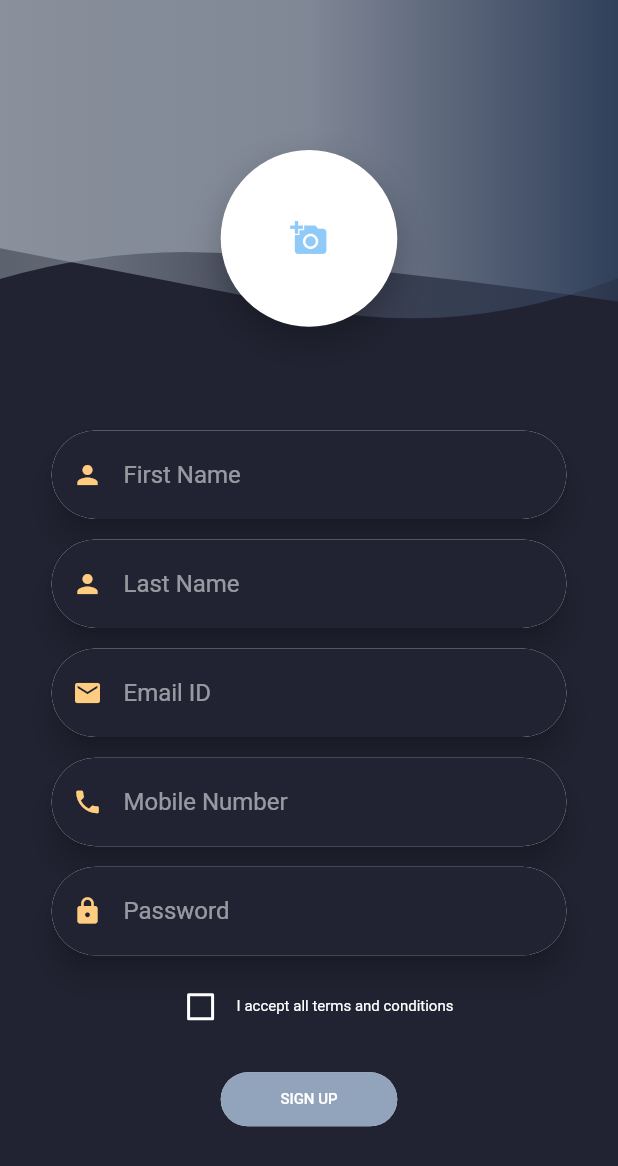
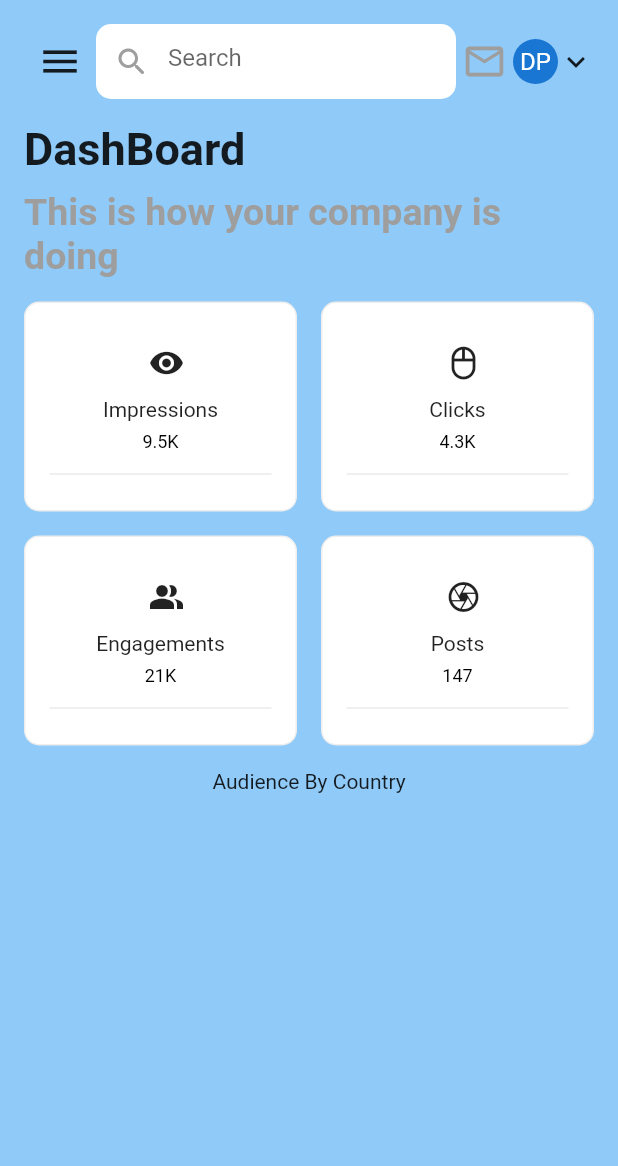
Before and after one commit to Mazhar1117/weblytical_app, a Flutter app: the SignUpPage screen opened directly, after a tap on "SIGN UP", on a phone screen of 412 x 824 dp. Shown: the top 1166 px of the screen. Run offline on Flutter 3.47's test engine with Material 2 defaults, Android fonts, the phone set to English and light mode, and no system bars.

Commit message:
adding dashboard

```diff
--- a/lib/constants/constants.dart
+++ b/lib/constants/constants.dart
@@ -2,19 +2,38 @@ import 'package:flutter/material.dart';
 
 const firstGradient = LinearGradient(
   colors: [
-    Color(0xff98A0AB),
-    Color(0xff484F5F),
-    Color(0xff303E59),
+    // Color(0xff98A0AB),
+    // Color(0xff484F5F),
+    // Color(0xff303E59),
+    Color(0xffa2d2f8),
+    Color(0xffbee0fb),
+    Color(0xffeef7fe),
   ],
 );
 const secondGradient = LinearGradient(
   colors: [
-    Color(0xff98A0AB),
-    Color(0xffC1C9D6),
-    Color(0xff354866),
+    // Color(0xff98A0AB),
+    // Color(0xffC1C9D6),
+    // Color(0xff354866),
+    Color(0xffa3d1f6),
+    Color(0xffc6e2f8),
+    Color(0xfff5f8fa),
   ],
 );
+const buttonColor = Color(0xff90caf8);
+const appColor = Color(0xff0067ff);
 const textColor = Colors.white;
-const backgroundColor = Color(0xff212332);
+const contrastColor = Colors.black;
+const backgroundColor = Color(0xfffafafa);
+const buttonDecoration = BoxDecoration(
+  borderRadius: BorderRadius.all(
+    Radius.circular(20.0),
+  ),
+  color: buttonColor,
+);
+const defaultPadding = 16.0;
+
 const String SIGN_IN = 'signin';
 const String SIGN_UP = 'signup';
+const String DASHBOARD = 'dashboard';
+const String HOME = 'home';
--- /dev/null
+++ b/lib/models/stats_model.dart
@@ -0,0 +1,38 @@
+import 'package:flutter/material.dart';
+import 'package:ui/constants/constants.dart';
+
+class StatsInfo {
+  final String? title, totalCount;
+  final Icon? icon;
+  // final int? numOfFiles, percentage;
+  // final Color? color;
+
+  StatsInfo({
+    this.icon,
+    this.title,
+    this.totalCount,
+  });
+}
+
+List demoMyFiles = [
+  StatsInfo(
+    title: "Impressions",
+    icon: Icon(Icons.remove_red_eye),
+    totalCount: "9.5K",
+  ),
+  StatsInfo(
+    title: "Clicks",
+    icon: Icon(Icons.mouse_outlined),
+    totalCount: "4.3K",
+  ),
+  StatsInfo(
+    title: "Engagements",
+    icon: Icon(Icons.people_alt),
+    totalCount: "21K",
+  ),
+  StatsInfo(
+    title: "Posts",
+    icon: Icon(Icons.camera_outlined),
+    totalCount: "147",
+  ),
+];
--- /dev/null
+++ b/lib/ui/screens/dashboard.dart
@@ -0,0 +1,44 @@
+import 'package:flutter/material.dart';
+import 'package:ui/constants/constants.dart';
+import 'package:ui/ui/widgets/audience.dart';
+import 'package:ui/ui/widgets/header.dart';
+import 'package:ui/ui/widgets/stats.dart';
+import 'package:ui/utils/responsive.dart';
+
+class DashBoardScreen extends StatelessWidget {
+  const DashBoardScreen({Key? key}) : super(key: key);
+
+  @override
+  Widget build(BuildContext context) {
+    return SafeArea(
+      child: SingleChildScrollView(
+        padding: const EdgeInsets.all(defaultPadding),
+        child: Column(
+          children: [
+           const  Header(),
+            const SizedBox(height: defaultPadding),
+            Row(
+              crossAxisAlignment: CrossAxisAlignment.start,
+              children: [
+                Expanded(
+                  flex: 5,
+                  child: Column(
+                    children: [
+                     const Stats(),
+                      const SizedBox(height: defaultPadding),
+                      const Audience(),
+                      if (Responsive.isMobile(context))
+                      const SizedBox(height: defaultPadding),
+                    ],
+                  ),
+                ),
+                if (!Responsive.isMobile(context))
+                  const SizedBox(width: defaultPadding),
+              ],
+            )
+          ],
+        ),
+      ),
+    );
+  }
+}
--- /dev/null
+++ b/lib/ui/screens/home.dart
@@ -0,0 +1,40 @@
+import 'package:flutter/material.dart';
+import 'package:ui/constants/constants.dart';
+import 'package:ui/ui/widgets/side_menu.dart';
+import 'package:ui/utils/menu_controller.dart';
+import 'package:ui/utils/responsive.dart';
+import 'package:provider/provider.dart';
+
+import 'dashboard.dart';
+
+class Home extends StatelessWidget {
+  const Home({Key? key}) : super(key: key);
+
+  @override
+  Widget build(BuildContext context) {
+    return Scaffold(
+      backgroundColor: buttonColor,
+      key: context.read<MenuController>().scaffoldKey,
+      drawer: const SideMenu(),
+      body: SafeArea(
+        child: Row(
+          crossAxisAlignment: CrossAxisAlignment.start,
+          children: [
+            // We want this side menu only for large screen
+            if (Responsive.isDesktop(context))
+              const Expanded(
+                // default flex = 1
+                // and it takes 1/6 part of the screen
+                child: SideMenu(),
+              ),
+            const Expanded(
+              // It takes 5/6 part of the screen
+              flex: 5,
+              child: DashBoardScreen(),
+            ),
+          ],
+        ),
+      ),
+    );
+  }
+}
--- a/lib/ui/signup.dart
+++ b/lib/ui/screens/signup.dart
@@ -1,5 +1,7 @@
 import 'package:flutter/material.dart';
 import 'package:ui/constants/constants.dart';
+import 'package:ui/ui/screens/dashboard.dart';
+import 'package:ui/ui/widgets/custom_button.dart';
 import 'package:ui/ui/widgets/custom_shape.dart';
 import 'package:ui/ui/widgets/responsive_ui.dart';
 import 'package:ui/ui/widgets/textformfield.dart';
@@ -33,7 +35,7 @@ class _SignUpScreenState extends State<SignUpScreen> {
   TextEditingController emailController = TextEditingController();
   TextEditingController passwordController = TextEditingController();
   TextEditingController fNameController = TextEditingController();
-  TextEditingController lNameController = TextEditingController();
+  TextEditingController cityController = TextEditingController();
   TextEditingController contactController = TextEditingController();
   final GlobalKey<FormState> _key = GlobalKey();
   // Validator validator = Validator();
@@ -59,7 +61,15 @@ class _SignUpScreenState extends State<SignUpScreen> {
               form(),
               acceptTermsTextRow(),
               SizedBox(height: _height / 60),
-              button(),
+              CustomButton(
+                large: _large,
+                width: _width,
+                medium: _medium,
+                text: 'SIGN UP',
+                onPressed: () {
+                  Navigator.of(context).pushNamed(HOME);
+                },
+              ),
               SizedBox(height: _height / 7),
             ],
           ),
@@ -79,9 +89,7 @@ class _SignUpScreenState extends State<SignUpScreen> {
               height: _large
                   ? _height / 4
                   : (_medium ? _height / 3.75 : _height / 3.5),
-              decoration: const BoxDecoration(
-                gradient: firstGradient
-              ),
+              decoration: const BoxDecoration(gradient: firstGradient),
             ),
           ),
         ),
@@ -93,9 +101,7 @@ class _SignUpScreenState extends State<SignUpScreen> {
               height: _large
                   ? _height / 4.5
                   : (_medium ? _height / 4.25 : _height / 4),
-              decoration: const BoxDecoration(
-                gradient: secondGradient
-              ),
+              decoration: const BoxDecoration(gradient: secondGradient),
             ),
           ),
         ),
@@ -147,7 +153,7 @@ class _SignUpScreenState extends State<SignUpScreen> {
           children: <Widget>[
             firstNameTextFormField(),
             SizedBox(height: _height / 60.0),
-            lastNameTextFormField(),
+            cityTextField(),
             SizedBox(height: _height / 60.0),
             emailTextFormField(),
             SizedBox(height: _height / 60.0),
@@ -166,17 +172,17 @@ class _SignUpScreenState extends State<SignUpScreen> {
       textEditingController: emailController,
       keyboardType: TextInputType.text,
       icon: Icons.person,
-      hint: "First Name",
+      hint: "Name",
     );
   }
 
-  Widget lastNameTextFormField() {
+  Widget cityTextField() {
     return CustomTextField(
       // onPressed: validator.validateName(lNameController.text),
-      textEditingController: lNameController,
+      textEditingController: cityController,
       keyboardType: TextInputType.text,
-      icon: Icons.person,
-      hint: "Last Name",
+      icon: Icons.location_city,
+      hint: "City",
     );
   }
 
@@ -219,7 +225,7 @@ class _SignUpScreenState extends State<SignUpScreen> {
         children: <Widget>[
           Theme(
             data: Theme.of(context).copyWith(
-              unselectedWidgetColor: textColor,
+              unselectedWidgetColor: Colors.black87,
             ),
             child: Checkbox(
               checkColor: backgroundColor,
@@ -237,35 +243,11 @@ class _SignUpScreenState extends State<SignUpScreen> {
             style: TextStyle(
               fontWeight: FontWeight.w400,
               fontSize: _large ? 12 : (_medium ? 11 : 10),
-              color: textColor,
+              color: contrastColor,
             ),
           ),
         ],
       ),
     );
   }
-
-  Widget button() {
-    return RaisedButton(
-      elevation: 0,
-      shape: RoundedRectangleBorder(borderRadius: BorderRadius.circular(30.0)),
-      onPressed: () {},
-      textColor: textColor,
-      padding: const EdgeInsets.all(0.0),
-      child: Container(
-        alignment: Alignment.center,
-//        height: _height / 20,
-        width: _large ? _width / 4 : (_medium ? _width / 3.75 : _width / 3.5),
-        decoration: const BoxDecoration(
-          borderRadius: BorderRadius.all(Radius.circular(20.0)),
-          color: Color(0xff92A4BC),
-        ),
-        padding: const EdgeInsets.all(12.0),
-        child: Text(
-          'SIGN UP',
-          style: TextStyle(fontSize: _large ? 14 : (_medium ? 12 : 10)),
-        ),
-      ),
-    );
-  }
 }
--- /dev/null
+++ b/lib/ui/widgets/audience.dart
@@ -0,0 +1,14 @@
+import 'package:flutter/material.dart';
+
+class Audience extends StatelessWidget {
+  const Audience({Key? key}) : super(key: key);
+
+  @override
+  Widget build(BuildContext context) {
+    return Container(
+      child: Center(
+        child: Text('Audience By Country'),
+      ),
+    );
+  }
+}
--- /dev/null
+++ b/lib/ui/widgets/custom_button.dart
@@ -0,0 +1,42 @@
+import 'package:flutter/material.dart';
+import 'package:ui/constants/constants.dart';
+
+class CustomButton extends StatelessWidget {
+  const CustomButton({
+    Key? key,
+    required this.large,
+    required this.width,
+    required this.medium,
+    required this.text,
+    required this.onPressed,
+  }) : super(key: key);
+  final bool  large;
+  final double  width;
+  final bool medium;
+  final String text;
+  final Function() onPressed;
+
+  @override
+  Widget build(BuildContext context) {
+    return RaisedButton(
+      elevation: 0,
+      shape: RoundedRectangleBorder(borderRadius: BorderRadius.circular(30.0)),
+      onPressed: onPressed,
+      textColor: textColor,
+      padding: const EdgeInsets.all(0.0),
+      child: Container(
+        alignment: Alignment.center,
+        width:   large ?   width / 4 : (  medium ?   width / 3.75 :   width / 3.5),
+        decoration: buttonDecoration,
+        padding: const EdgeInsets.all(12.0),
+        child: Text(
+          text,
+          style: TextStyle(
+            // fontWeight: FontWeight.w700,
+            fontSize:   large ? 16 : (  medium ? 14 : 12),
+          ),
+        ),
+      ),
+    );
+  }
+}
--- /dev/null
+++ b/lib/ui/widgets/header.dart
@@ -0,0 +1,104 @@
+import 'package:flutter/material.dart';
+import 'package:provider/provider.dart';
+import 'package:ui/constants/constants.dart';
+import 'package:ui/utils/menu_controller.dart';
+import 'package:ui/utils/responsive.dart';
+
+
+
+class Header extends StatelessWidget {
+  const Header({
+    Key? key,
+  }) : super(key: key);
+
+  @override
+  Widget build(BuildContext context) {
+    return Row(
+      children: [
+        if (!Responsive.isDesktop(context))
+          IconButton(
+            icon: const Icon(Icons.menu, size: 30.0,),
+            onPressed: context.read<MenuController>().controlMenu,
+          ),
+
+        // if (!Responsive.isMobile(context))
+        const Expanded(child: SearchField()),
+        // if (Responsive.isDesktop(context))
+          // Spacer(flex: Responsive.isDesktop(context) ? 2 : 1),
+        const CustomIcon(icon: Icons.mail_outline),
+        const ProfileCard(),
+      ],
+    );
+  }
+}
+
+class CustomIcon extends StatelessWidget {
+  const CustomIcon({Key? key, required this.icon}) : super(key: key);
+  final IconData icon;
+
+  @override
+  Widget build(BuildContext context) {
+    return Container(
+      padding: const EdgeInsets.all(4.0),
+      child: InkWell(
+        onTap: () {},
+        child: Icon(
+          icon,
+          color: Colors.grey,
+          size: 30.0,
+        ),
+      ),
+    );
+  }
+}
+
+class ProfileCard extends StatelessWidget {
+  const ProfileCard({
+    Key? key,
+  }) : super(key: key);
+
+  @override
+  Widget build(BuildContext context) {
+    return Row(
+      children: const [
+       CircleAvatar(
+          radius: 15.0,
+          child: Text('DP'),
+        ),
+        Icon(Icons.keyboard_arrow_down),
+      ],
+    );
+  }
+}
+
+class SearchField extends StatelessWidget {
+  const SearchField({
+    Key? key,
+  }) : super(key: key);
+
+  @override
+  Widget build(BuildContext context) {
+    return Container(
+      height: 50.0,
+      child: TextField(
+        cursorColor: Colors.black45,
+        decoration: InputDecoration(
+          hintText: "Search",
+          fillColor: Colors.white,
+          filled: true,
+          border: const OutlineInputBorder(
+            borderSide: BorderSide.none,
+            borderRadius: BorderRadius.all(Radius.circular(10)),
+          ),
+          prefixIcon: InkWell(
+            onTap: () {},
+            child: const Icon(
+              Icons.search_rounded,
+              color: Colors.grey,
+            ),
+          ),
+        ),
+      ),
+    );
+  }
+}
--- /dev/null
+++ b/lib/ui/widgets/stat_info_card.dart
@@ -0,0 +1,56 @@
+import 'package:flutter/material.dart';
+import 'package:ui/constants/constants.dart';
+import 'package:ui/models/stats_model.dart';
+
+
+class StatInfoCard extends StatelessWidget {
+  const StatInfoCard({
+    Key? key,
+    required this.info,
+  }) : super(key: key);
+
+  final StatsInfo info;
+
+  @override
+  Widget build(BuildContext context) {
+    return Container(
+      padding: const EdgeInsets.all(defaultPadding),
+      decoration:  BoxDecoration(
+        color:  Colors.white,
+        border: Border.all(color: Colors.grey[200]!),
+        borderRadius: const BorderRadius.all(Radius.circular(10)),
+      ),
+      child: Column(
+        // crossAxisAlignment: CrossAxisAlignment.start,
+        mainAxisAlignment: MainAxisAlignment.spaceBetween,
+        children: [
+           Container(
+                padding: const EdgeInsets.all(defaultPadding * 0.75),
+                height: 40,
+                width: 40,
+                decoration:const BoxDecoration(
+                  borderRadius:  BorderRadius.all(Radius.circular(10)),
+                ),
+                child: info.icon,
+              ),
+          Text(
+            info.title!,
+            maxLines: 1,
+            overflow: TextOverflow.ellipsis,
+          ),
+
+          Text(
+            info.totalCount!,
+            style: Theme.of(context)
+                .textTheme
+                .caption!
+                .copyWith(color: Colors.black),
+          ),
+          Divider(),
+
+
+        ],
+      ),
+    );
+  }
+}
--- /dev/null
+++ b/lib/ui/widgets/stats.dart
@@ -0,0 +1,79 @@
+import 'package:flutter/material.dart';
+import 'package:ui/constants/constants.dart';
+import 'package:ui/models/stats_model.dart';
+import 'package:ui/ui/widgets/stat_info_card.dart';
+import 'package:ui/utils/responsive.dart';
+
+class Stats extends StatelessWidget {
+  const Stats({
+    Key? key,
+  }) : super(key: key);
+
+  @override
+  Widget build(BuildContext context) {
+    final Size _size = MediaQuery.of(context).size;
+    return Column(
+      crossAxisAlignment: CrossAxisAlignment.start,
+      children: [
+        const Text(
+          'DashBoard',
+          textAlign: TextAlign.start,
+          style: TextStyle(
+            fontWeight: FontWeight.bold,
+            fontSize: 30.0,
+          ),
+        ),
+        const SizedBox(height: 10.0),
+        const Text(
+          'This is how your company is doing',
+          textAlign: TextAlign.start,
+          style: TextStyle(
+            fontWeight: FontWeight.bold,
+            fontSize: 25.0,
+            color: Colors.grey
+          ),
+        ),
+        const SizedBox(height: defaultPadding),
+        Responsive(
+          mobile: FileInfoCardGridView(
+            crossAxisCount: _size.width < 650 ? 2 : 4,
+            childAspectRatio: _size.width < 650 && _size.width > 350 ? 1.3 : 1,
+          ),
+          tablet: FileInfoCardGridView(),
+          desktop: FileInfoCardGridView(
+            childAspectRatio: _size.width < 1400 ? 1.1 : 1.4,
+          ),
+        ),
+      ],
+    );
+  }
+}
+
+class FileInfoCardGridView extends StatelessWidget {
+  const FileInfoCardGridView({
+    Key? key,
+    this.crossAxisCount = 4,
+    this.childAspectRatio = 1,
+  }) : super(key: key);
+
+  final int crossAxisCount;
+  final double childAspectRatio;
+
+  @override
+  Widget build(BuildContext context) {
+    return GridView.builder(
+      physics: NeverScrollableScrollPhysics(),
+      shrinkWrap: true,
+      itemCount: demoMyFiles.length,
+      gridDelegate: SliverGridDelegateWithFixedCrossAxisCount(
+        crossAxisCount: crossAxisCount,
+        crossAxisSpacing: defaultPadding,
+        mainAxisSpacing: defaultPadding,
+        childAspectRatio: childAspectRatio,
+      ),
+      itemBuilder: (context, index) => StatInfoCard(
+        info: demoMyFiles[index],
+      ),
+    );
+  }
+}
--- a/lib/ui/widgets/textformfield.dart
+++ b/lib/ui/widgets/textformfield.dart
@@ -43,7 +43,7 @@ class CustomTextField extends StatelessWidget {
           filled: true,
           prefixIcon: Icon(icon, color: Colors.orange[200], size: 20),
           hintText: hint,
-          hintStyle: const TextStyle(color: Colors.white54),
+          hintStyle:  TextStyle(color: Colors.grey[600]),
           border: OutlineInputBorder(
               borderRadius: BorderRadius.circular(30.0),
               borderSide: BorderSide.none),
--- /dev/null
+++ b/lib/utils/menu_controller.dart
@@ -0,0 +1,14 @@
+import 'package:flutter/material.dart';
+
+
+class MenuController extends ChangeNotifier {
+  final GlobalKey<ScaffoldState> _scaffoldKey = GlobalKey<ScaffoldState>();
+
+  GlobalKey<ScaffoldState> get scaffoldKey => _scaffoldKey;
+
+  void controlMenu() {
+    if (!_scaffoldKey.currentState!.isDrawerOpen) {
+      _scaffoldKey.currentState!.openDrawer();
+    }
+  }
+}
--- /dev/null
+++ b/lib/utils/responsive.dart
@@ -0,0 +1,38 @@
+import 'package:flutter/material.dart';
+
+class Responsive extends StatelessWidget {
+  final Widget mobile;
+  final Widget? tablet;
+  final Widget desktop;
+
+  const Responsive({
+    Key? key,
+    required this.mobile,
+    this.tablet,
+    required this.desktop,
+  }) : super(key: key);
+
+  static bool isMobile(BuildContext context) =>
+      MediaQuery.of(context).size.width < 850;
+
+  static bool isTablet(BuildContext context) =>
+      MediaQuery.of(context).size.width < 1100 &&
+      MediaQuery.of(context).size.width >= 850;
+
+  static bool isDesktop(BuildContext context) =>
+      MediaQuery.of(context).size.width >= 1100;
+
+  @override
+  Widget build(BuildContext context) {
+    final Size _size = MediaQuery.of(context).size;
+    if (_size.width >= 1100) {
+      return desktop;
+    }
+    else if (_size.width >= 850 && tablet != null) {
+      return tablet!;
+    }
+    else {
+      return mobile;
+    }
+  }
+}
--- a/pubspec.yaml
+++ b/pubspec.yaml
@@ -38,6 +38,8 @@ dependencies:
 dev_dependencies:
   flutter_test:
     sdk: flutter
+  provider: ^4.1.0
+
 
   # The "flutter_lints" package below contains a set of recommended lints to
   # encourage good coding practices. The lint set provided by the package is
```
Also changed, not shown: lib/main.dart (+27 -13 lines), lib/ui/screens/signin.dart (renamed from lib/ui/signin.dart, +32 -33 lines), lib/ui/widgets/side_menu.dart (added, +75 -0 lines), pubspec.lock.
